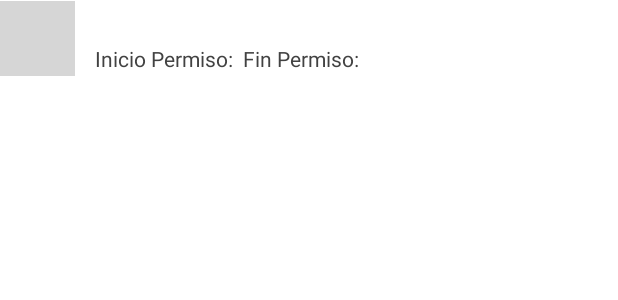
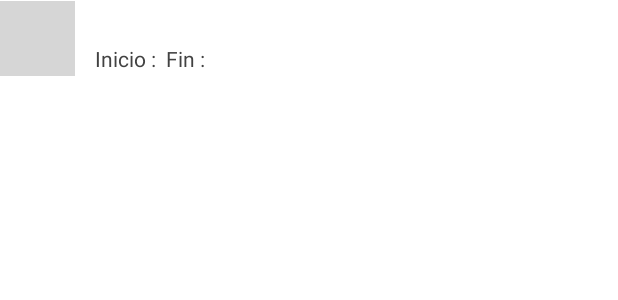
Before and after one commit to cristianCeba/ControlTime, an Android app: the layout list_item_permisos.xml on its own in the app's theme, with its tools: preview values and no code run, on a phone screen of 412 x 824 dp. Shown: the top 300 px of the screen. Run offline under Robolectric (Android 15) with nearby library versions, the phone set to English and light mode, and no system bars; grey boxes are pictures that could not be loaded.

Commit message:
2.11.9-beta
- Mejora de la vista de la lista de los usuarios con permisos.

```diff
--- a/app/src/main/java/com/example/controltime/Actividades/Activity_Navegador.java
+++ b/app/src/main/java/com/example/controltime/Actividades/Activity_Navegador.java
@@ -68,6 +68,7 @@ public class Activity_Navegador extends AppCompatActivity {
         MenuItem empleado= M_Sie_Menu.findItem(R.id.nav_incluirUsuario);
         MenuItem validar= M_Sie_Menu.findItem(R.id.nav_validar);
         MenuItem informe= M_Sie_Menu.findItem(R.id.nav_informe);
+        MenuItem conf= M_Sie_Menu.findItem(R.id.nav_configuracion);
 
         MenuItem inicio=M_Sie_Menu.findItem(R.id.nav_inicio);
 
--- a/app/src/main/java/com/example/controltime/Adaptadores/ClsAdaptadorPermisos.java
+++ b/app/src/main/java/com/example/controltime/Adaptadores/ClsAdaptadorPermisos.java
@@ -76,7 +76,7 @@ public class ClsAdaptadorPermisos extends BaseAdapter {
 
         fechaFinPermiso.setText(fechaFin[2] + "/" + fechaFin[1] + "/" + fechaFin[0]);
 
-        permiso.setText((miArrayList.get(position).getTipoPemriso()));
+        permiso.setText("permiso solicitado: " + (miArrayList.get(position).getTipoPemriso()));
         String idImagen = String.valueOf(miArrayList.get(position).getidImage());
         if (miArrayList.get(position).getidImage() != 0){
             String correo = miArrayList.get(position).getCorreo();
--- a/app/src/main/java/com/example/controltime/Fragmentos/ClsFragmentoVerFichaje.java
+++ b/app/src/main/java/com/example/controltime/Fragmentos/ClsFragmentoVerFichaje.java
@@ -125,6 +125,7 @@ public class ClsFragmentoVerFichaje extends Fragment {
 
         buscarDia();
 
+        if (fichaje != null){
             if (fichaje.getEstadoFichaje() == 1){
                 if (fichaje.horaIni != null) {
                     diaEncontrado = true;
@@ -138,6 +139,7 @@ public class ClsFragmentoVerFichaje extends Fragment {
                 }
                 if (fichaje.horaFinDescanso != null) {
                     mostrarFinDesc.setText(fichaje.horaFinDescanso);
+                }
             }
         }
 
--- a/app/src/main/res/layout/list_item_permisos.xml
+++ b/app/src/main/res/layout/list_item_permisos.xml
@@ -62,7 +62,7 @@ android:orientation="horizontal">
         <TextView
             android:layout_width="wrap_content"
             android:layout_height="wrap_content"
-            android:text="Inicio Permiso: "
+            android:text="Inicio : "
             android:textColor="@color/cardview_dark_background"/>
 
         <TextView
@@ -75,7 +75,7 @@ android:orientation="horizontal">
         <TextView
             android:layout_width="wrap_content"
             android:layout_height="wrap_content"
-            android:text=" Fin Permiso: "
+            android:text=" Fin : "
             android:textColor="@color/cardview_dark_background"/>
 
         <TextView
```
Lines whose indentation alone changed are shown as unchanged.
